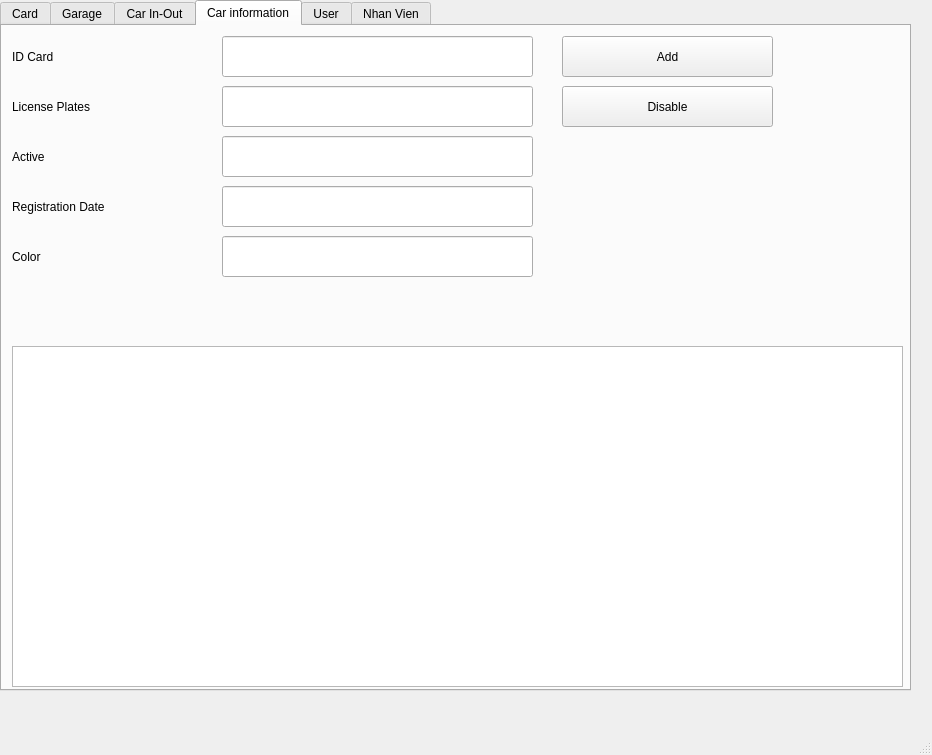
First picture: the form in Table.ui, repository vince0119/Project-Deskstop, before the edit.
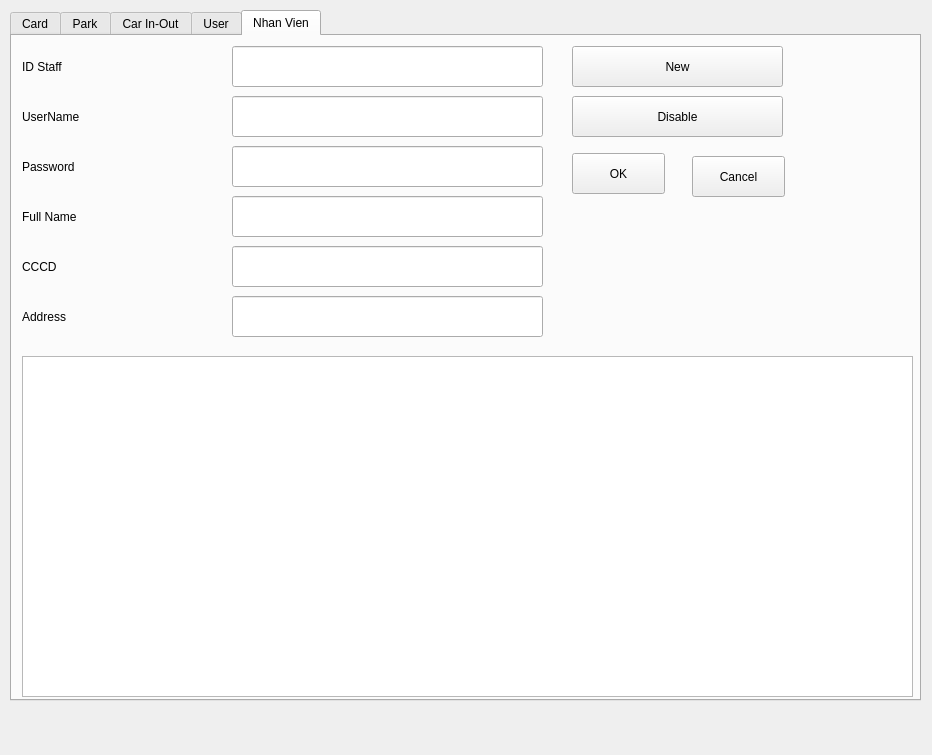
Second picture: the form after the edit.

```diff
--- a/Table.ui
+++ b/Table.ui
@@ -17,14 +17,14 @@
    <widget class="QTabWidget" name="tabWidget">
     <property name="geometry">
      <rect>
-      <x>0</x>
-      <y>0</y>
+      <x>10</x>
+      <y>10</y>
       <width>911</width>
       <height>691</height>
      </rect>
     </property>
     <property name="currentIndex">
-     <number>3</number>
+     <number>4</number>
     </property>
     <widget class="QWidget" name="tab_1">
      <attribute name="title">
@@ -185,7 +185,7 @@
     </widget>
     <widget class="QWidget" name="tab_2">
      <attribute name="title">
-      <string>Garage</string>
+      <string>Park</string>
      </attribute>
      <widget class="QLineEdit" name="txtNOS">
       <property name="geometry">
@@ -466,185 +466,8 @@
         <pointsize>14</pointsize>
        </font>
       </property>
-     </widget>
-    </widget>
-    <widget class="QWidget" name="tab_3">
-     <attribute name="title">
-      <string>Car information</string>
-     </attribute>
-     <widget class="QLineEdit" name="txtLiscenseC">
-      <property name="geometry">
-       <rect>
-        <x>220</x>
-        <y>60</y>
-        <width>311</width>
-        <height>41</height>
-       </rect>
-      </property>
-      <property name="font">
-       <font>
-        <family>Times New Roman</family>
-        <pointsize>14</pointsize>
-       </font>
-      </property>
-     </widget>
-     <widget class="QLabel" name="lblID_4">
-      <property name="geometry">
-       <rect>
-        <x>10</x>
-        <y>10</y>
-        <width>201</width>
-        <height>41</height>
-       </rect>
-      </property>
-      <property name="text">
-       <string>ID Card</string>
-      </property>
-     </widget>
-     <widget class="QLabel" name="lblIDCar_4">
-      <property name="geometry">
-       <rect>
-        <x>10</x>
-        <y>110</y>
-        <width>201</width>
-        <height>41</height>
-       </rect>
-      </property>
-      <property name="text">
-       <string>Active</string>
-      </property>
-     </widget>
-     <widget class="QLabel" name="lblActive_4">
-      <property name="geometry">
-       <rect>
-        <x>10</x>
-        <y>160</y>
-        <width>201</width>
-        <height>41</height>
-       </rect>
-      </property>
-      <property name="text">
-       <string>Registration Date</string>
-      </property>
-     </widget>
-     <widget class="QTableWidget" name="tblTable_4">
-      <property name="geometry">
-       <rect>
-        <x>10</x>
-        <y>320</y>
-        <width>891</width>
-        <height>341</height>
-       </rect>
-      </property>
-     </widget>
-     <widget class="QPushButton" name="btnDelete_4">
-      <property name="geometry">
-       <rect>
-        <x>560</x>
-        <y>60</y>
-        <width>211</width>
-        <height>41</height>
-       </rect>
-      </property>
-      <property name="text">
-       <string>Disable</string>
-      </property>
-     </widget>
-     <widget class="QLineEdit" name="txtActiveC">
-      <property name="geometry">
-       <rect>
-        <x>220</x>
-        <y>110</y>
-        <width>311</width>
-        <height>41</height>
-       </rect>
-      </property>
-      <property name="font">
-       <font>
-        <family>Times New Roman</family>
-        <pointsize>14</pointsize>
-       </font>
-      </property>
-     </widget>
-     <widget class="QLabel" name="lblKhu_4">
-      <property name="geometry">
-       <rect>
-        <x>10</x>
-        <y>60</y>
-        <width>201</width>
-        <height>41</height>
-       </rect>
-      </property>
-      <property name="text">
-       <string>License Plates</string>
-      </property>
-     </widget>
-     <widget class="QLineEdit" name="txtDR">
-      <property name="geometry">
-       <rect>
-        <x>220</x>
-        <y>160</y>
-        <width>311</width>
-        <height>41</height>
-       </rect>
-      </property>
-      <property name="font">
-       <font>
-        <family>Times New Roman</family>
-        <pointsize>14</pointsize>
-       </font>
-      </property>
-     </widget>
-     <widget class="QPushButton" name="btnAdd_4">
-      <property name="geometry">
-       <rect>
-        <x>560</x>
-        <y>10</y>
-        <width>211</width>
-        <height>41</height>
-       </rect>
-      </property>
-      <property name="text">
-       <string>Add</string>
-      </property>
-     </widget>
-     <widget class="QLineEdit" name="txtIDCar">
-      <property name="geometry">
-       <rect>
-        <x>220</x>
-        <y>10</y>
-        <width>311</width>
-        <height>41</height>
-       </rect>
-      </property>
-      <property name="font">
-       <font>
-        <family>Times New Roman</family>
-        <pointsize>14</pointsize>
-       </font>
-      </property>
-     </widget>
-     <widget class="QLabel" name="lblTelefon">
-      <property name="geometry">
-       <rect>
-        <x>10</x>
-        <y>210</y>
-        <width>201</width>
-        <height>41</height>
-       </rect>
-      </property>
-      <property name="text">
-       <string>Color</string>
-      </property>
-     </widget>
-     <widget class="QLineEdit" name="txtColor">
-      <property name="geometry">
-       <rect>
-        <x>220</x>
-        <y>210</y>
-        <width>311</width>
-        <height>41</height>
-       </rect>
+      <property name="readOnly">
+       <bool>true</bool>
       </property>
      </widget>
     </widget>
@@ -870,6 +693,9 @@
         <pointsize>14</pointsize>
        </font>
       </property>
+      <property name="readOnly">
+       <bool>true</bool>
+      </property>
      </widget>
      <widget class="QLabel" name="lblID_6">
       <property name="geometry">
@@ -948,6 +774,9 @@
         <pointsize>14</pointsize>
        </font>
       </property>
+      <property name="readOnly">
+       <bool>true</bool>
+      </property>
      </widget>
      <widget class="QLabel" name="lblKhu_6">
       <property name="geometry">
@@ -977,6 +806,9 @@
         <pointsize>14</pointsize>
        </font>
       </property>
+      <property name="readOnly">
+       <bool>true</bool>
+      </property>
      </widget>
      <widget class="QPushButton" name="btnAdd_6">
       <property name="geometry">
@@ -988,7 +820,7 @@
        </rect>
       </property>
       <property name="text">
-       <string>Add</string>
+       <string>New</string>
       </property>
      </widget>
      <widget class="QLineEdit" name="txtIDNV">
@@ -1006,6 +838,9 @@
         <pointsize>14</pointsize>
        </font>
       </property>
+      <property name="readOnly">
+       <bool>true</bool>
+      </property>
      </widget>
      <widget class="QLabel" name="lblTelefon_3">
       <property name="geometry">
@@ -1042,6 +877,9 @@
         <height>41</height>
        </rect>
       </property>
+      <property name="readOnly">
+       <bool>true</bool>
+      </property>
      </widget>
      <widget class="QLineEdit" name="txtAddressNV">
       <property name="geometry">
@@ -1052,6 +890,35 @@
         <height>41</height>
        </rect>
       </property>
+      <property name="readOnly">
+       <bool>true</bool>
+      </property>
+     </widget>
+     <widget class="QPushButton" name="OkCardButton_5">
+      <property name="geometry">
+       <rect>
+        <x>560</x>
+        <y>117</y>
+        <width>93</width>
+        <height>41</height>
+       </rect>
+      </property>
+      <property name="text">
+       <string>OK</string>
+      </property>
+     </widget>
+     <widget class="QPushButton" name="OkCardButton_6">
+      <property name="geometry">
+       <rect>
+        <x>680</x>
+        <y>120</y>
+        <width>93</width>
+        <height>41</height>
+       </rect>
+      </property>
+      <property name="text">
+       <string>Cancel</string>
+      </property>
      </widget>
     </widget>
    </widget>
@@ -1066,7 +933,6 @@
     </rect>
    </property>
   </widget>
-  <widget class="QStatusBar" name="statusbar"/>
  </widget>
  <resources/>
  <connections/>
```
Left out of the diff: 185 changed lines with no effect on the pictures.
